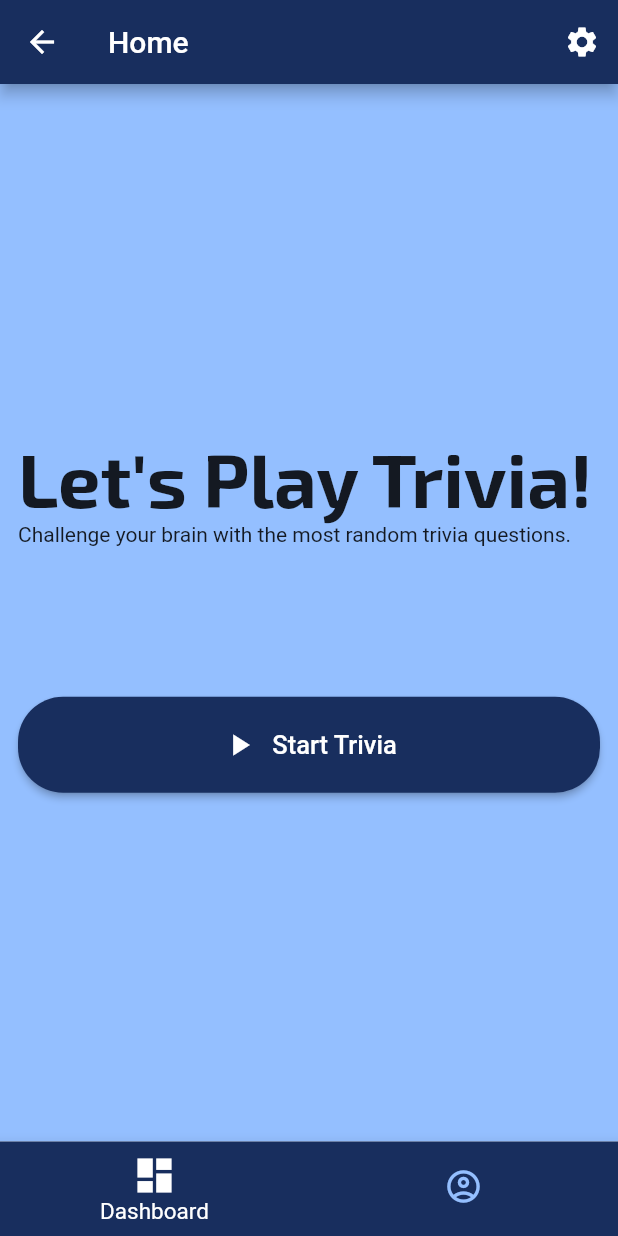
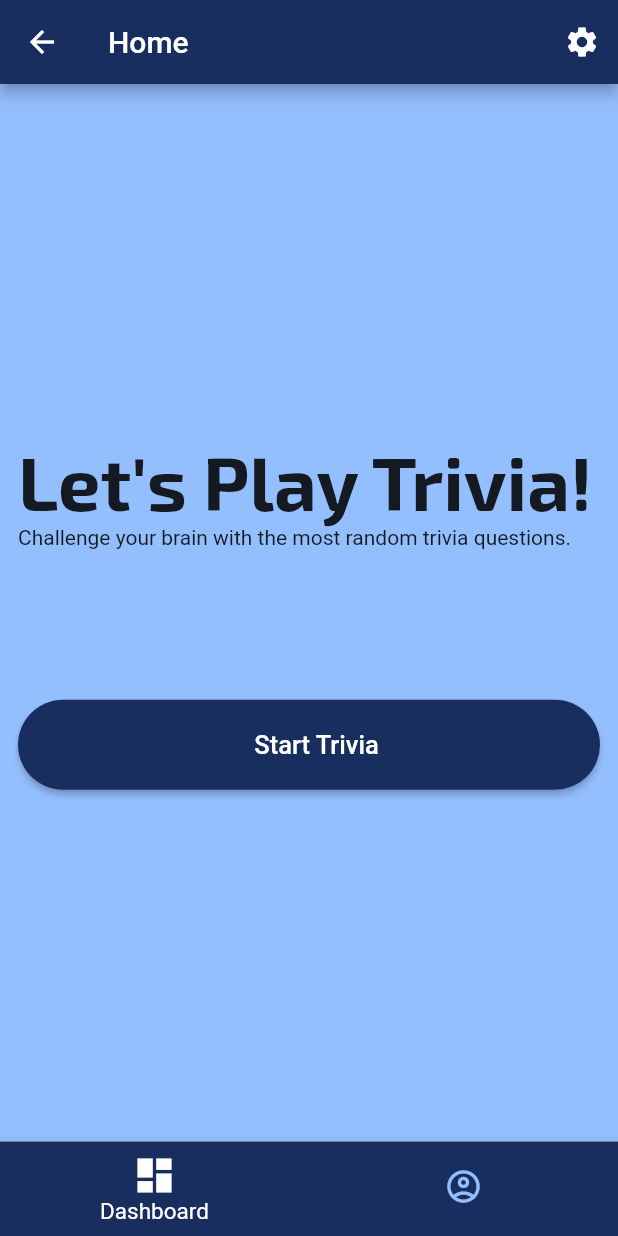
Before and after one commit to Daiiiin/mobdev_midterm, a Flutter app: the HomeScreen screen opened by its route, on a phone screen of 412 x 824 dp. Run offline on Flutter 3.47's test engine with Material 2 defaults, Android fonts, the light colour scheme and no system bars; our stand-ins replace google_fonts, html_unescape.

Commit message:
minor changes to start trivia button, and signup scree

```diff
--- a/lib/screens/dashboard.dart
+++ b/lib/screens/dashboard.dart
@@ -3,7 +3,6 @@ import 'package:google_fonts/google_fonts.dart';
 import 'package:mobdev_midterm/constants.dart';
 import 'package:mobdev_midterm/screens/settings_screen.dart';
 import 'package:mobdev_midterm/screens/trivia_screen.dart';
-import 'package:mobdev_midterm/widgets/buttons/primary_button.dart';
 
 class Dashboard extends StatefulWidget {
   // static const String routeName = "dashboard";
@@ -30,11 +29,27 @@ class _DashboardState extends State<Dashboard> {
         const SizedBox(
           height: 100.0,
         ),
-        PrimaryButton(
-            text: "Start Trivia",
-            icon: Icons.play_arrow,
-            onPressed: trivia,
-            color: secondary),
+        ElevatedButton(
+          onPressed: trivia,
+          style: ElevatedButton.styleFrom(
+              backgroundColor: secondary,
+              padding:
+                  const EdgeInsets.symmetric(horizontal: 40.0, vertical: 20.0),
+              shape: RoundedRectangleBorder(
+                  borderRadius: BorderRadius.circular(30.0))),
+          child: const Row(
+            mainAxisAlignment: MainAxisAlignment.center,
+            children: [
+              SizedBox(
+                width: 10.0,
+              ),
+              Text(
+                "Start Trivia",
+                style: TextStyle(fontSize: 17.0),
+              )
+            ],
+          ),
+        ),
         const Spacer(),
       ]),
     );
--- a/lib/screens/signup_screen.dart
+++ b/lib/screens/signup_screen.dart
@@ -1,4 +1,5 @@
 import 'package:flutter/material.dart';
+import 'package:mobdev_midterm/constants.dart';
 
 class SignUp extends StatelessWidget {
   static const String routeName = "signup";
@@ -7,7 +8,9 @@ class SignUp extends StatelessWidget {
   @override
   Widget build(BuildContext context) {
     return Scaffold(
+      backgroundColor: primary,
       appBar: AppBar(
+        backgroundColor: secondary,
         title: const Text("SignUp"),
       ),
       body: const Center(child: Text("This is the signup page")),
```
